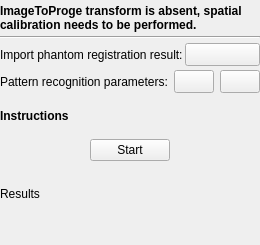
Old version of the form PlusApp/fCal/Toolboxes/QSpatialCalibrationToolbox.ui in the repository PlusToolkit/PlusApp.
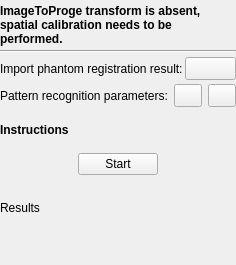
New version of the form. Icons and pictures are not drawn.

```diff
--- a/PlusApp/fCal/Toolboxes/QSpatialCalibrationToolbox.ui
+++ b/PlusApp/fCal/Toolboxes/QSpatialCalibrationToolbox.ui
@@ -2,6 +2,14 @@
 <ui version="4.0">
  <class>SpatialCalibrationToolbox</class>
  <widget class="QWidget" name="SpatialCalibrationToolbox">
+  <property name="geometry">
+   <rect>
+    <x>0</x>
+    <y>0</y>
+    <width>236</width>
+    <height>265</height>
+   </rect>
+  </property>
   <property name="windowTitle">
    <string>Spatial calibration</string>
   </property>
```
Left out of the diff: 2 changed lines with no effect on the pictures.
